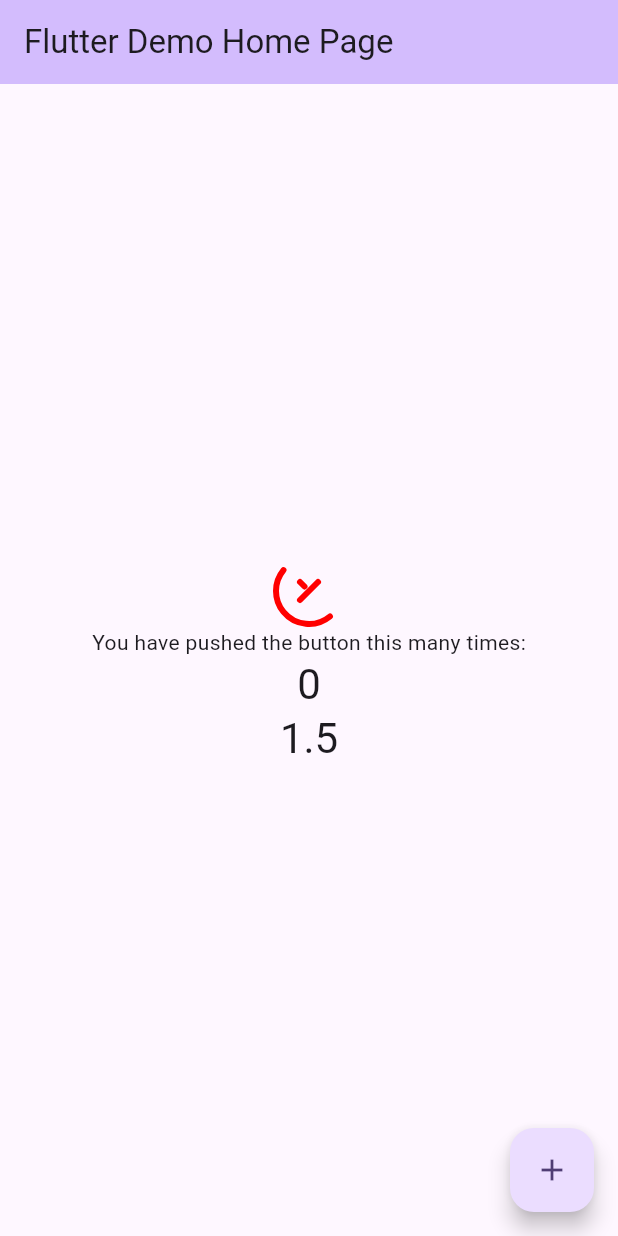
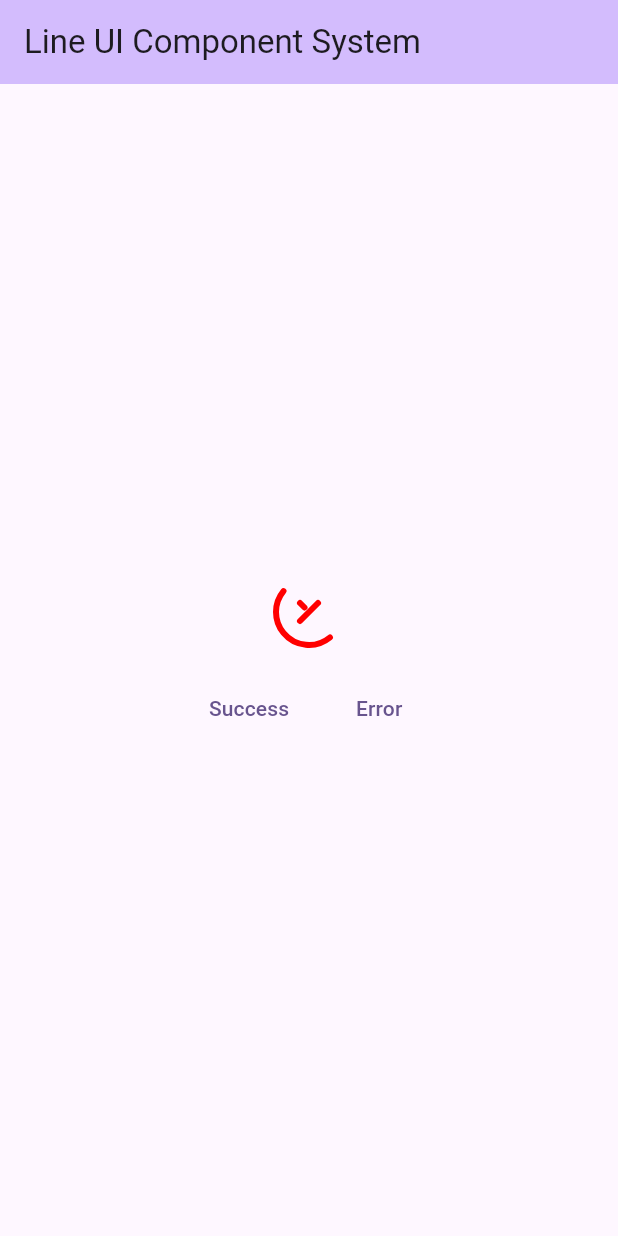
Before and after one commit to BrianCraig/LineUI, a Flutter app: the screen it shows after launch, on a phone screen of 412 x 824 dp. Run offline on Flutter 3.47's test engine with Material 3 defaults, Android fonts, the phone set to English and light mode, and no system bars; our stand-ins replace flutter_riverpod.

Commit message:
feat: add buttons for testing spinner

```diff
--- a/lib/components/components.dart
+++ b/lib/components/components.dart
@@ -1,2 +1,2 @@
-export 'package:test_app/components/spinner.dart' show Spinner;
+export 'package:test_app/components/spinner.dart' show Spinner, SpinnerState;
 export './pixel_ratio.dart' show PixelRatio;
--- a/lib/components/spinner.dart
+++ b/lib/components/spinner.dart
@@ -1,6 +1,8 @@
 import 'dart:math';
 
 import 'package:flutter/widgets.dart';
+
+enum SpinnerState { loading, success, error }
 
 class Spinner extends StatefulWidget {
   const Spinner({super.key});
--- a/lib/main.dart
+++ b/lib/main.dart
@@ -1,5 +1,8 @@
 import 'package:flutter/material.dart';
+import 'package:flutter_riverpod/flutter_riverpod.dart';
 import 'package:test_app/components/components.dart';
+
+import 'providers/providers.dart';
 
 void main() {
   runApp(const MyApp());
@@ -10,41 +13,52 @@ class MyApp extends StatelessWidget {
 
   @override
   Widget build(BuildContext context) {
-    return MaterialApp(
-      title: 'Flutter Demo',
-      theme: ThemeData(
-        colorScheme: ColorScheme.fromSeed(seedColor: Colors.deepPurple),
-        useMaterial3: true,
+    return ProviderScope(
+      child: MaterialApp(
+        title: 'Flutter Demo',
+        theme: ThemeData(
+          colorScheme: ColorScheme.fromSeed(seedColor: Colors.deepPurple),
+          useMaterial3: true,
+        ),
+        home: MyHomePage(),
       ),
-      home: const MyHomePage(title: 'Flutter Demo Home Page'),
     );
   }
 }
 
-class MyHomePage extends StatefulWidget {
-  const MyHomePage({super.key, required this.title});
+class MyHomePage extends ConsumerWidget {
+  @override
+  Widget build(BuildContext context, WidgetRef ref) {
+    final List<Widget> buttons =
+        ref.watch(spinnerStateProvider) == SpinnerState.loading
+            ? [
+                TextButton(
+                    onPressed: () => {
+                          ref.read(spinnerStateProvider.notifier).state =
+                              SpinnerState.success
+                        },
+                    child: Text('Success')),
+                SizedBox(width: 16),
+                TextButton(
+                    onPressed: () => {
+                          ref.read(spinnerStateProvider.notifier).state =
+                              SpinnerState.error
+                        },
+                    child: Text('Error')),
+              ]
+            : [
+                TextButton(
+                    onPressed: () => {
+                          ref.read(spinnerStateProvider.notifier).state =
+                              SpinnerState.loading
+                        },
+                    child: Text('Restart'))
+              ];
 
-  final String title;
-
-  @override
-  State<MyHomePage> createState() => _MyHomePageState();
-}
-
-class _MyHomePageState extends State<MyHomePage> {
-  int _counter = 0;
-
-  void _incrementCounter() {
-    setState(() {
-      _counter++;
-    });
-  }
-
-  @override
-  Widget build(BuildContext context) {
     return Scaffold(
       appBar: AppBar(
         backgroundColor: Theme.of(context).colorScheme.inversePrimary,
-        title: Text(widget.title),
+        title: Text('Line UI Component System'),
       ),
       body: PixelRatio(
         devicePixelRatio: 3,
@@ -53,26 +67,15 @@ class _MyHomePageState extends State<MyHomePage> {
             mainAxisAlignment: MainAxisAlignment.center,
             children: <Widget>[
               Spinner(),
-              const Text(
-                'You have pushed the button this many times:',
-              ),
-              Text(
-                '$_counter',
-                style: Theme.of(context).textTheme.headlineMedium,
-              ),
-              Text(
-                MediaQuery.of(context).devicePixelRatio.toString(),
-                style: Theme.of(context).textTheme.headlineMedium,
-              ),
+              SizedBox(height: 16),
+              Row(
+                mainAxisAlignment: MainAxisAlignment.center,
+                children: buttons,
+              )
             ],
           ),
         ),
       ),
-      floatingActionButton: FloatingActionButton(
-        onPressed: _incrementCounter,
-        tooltip: 'Increment',
-        child: const Icon(Icons.add),
-      ),
     );
   }
 }
--- /dev/null
+++ b/lib/providers/providers.dart
@@ -0,0 +1,6 @@
+import 'package:flutter_riverpod/flutter_riverpod.dart';
+import 'package:test_app/components/components.dart';
+
+final spinnerStateProvider = StateProvider<SpinnerState>(
+  (ref) => SpinnerState.loading,
+);
--- a/pubspec.yaml
+++ b/pubspec.yaml
@@ -35,6 +35,7 @@ dependencies:
   # The following adds the Cupertino Icons font to your application.
   # Use with the CupertinoIcons class for iOS style icons.
   cupertino_icons: ^1.0.2
+  flutter_riverpod: ^2.4.9
 
 dev_dependencies:
   flutter_test:
```
Also changed, not shown: pubspec.lock, 1 other file.
